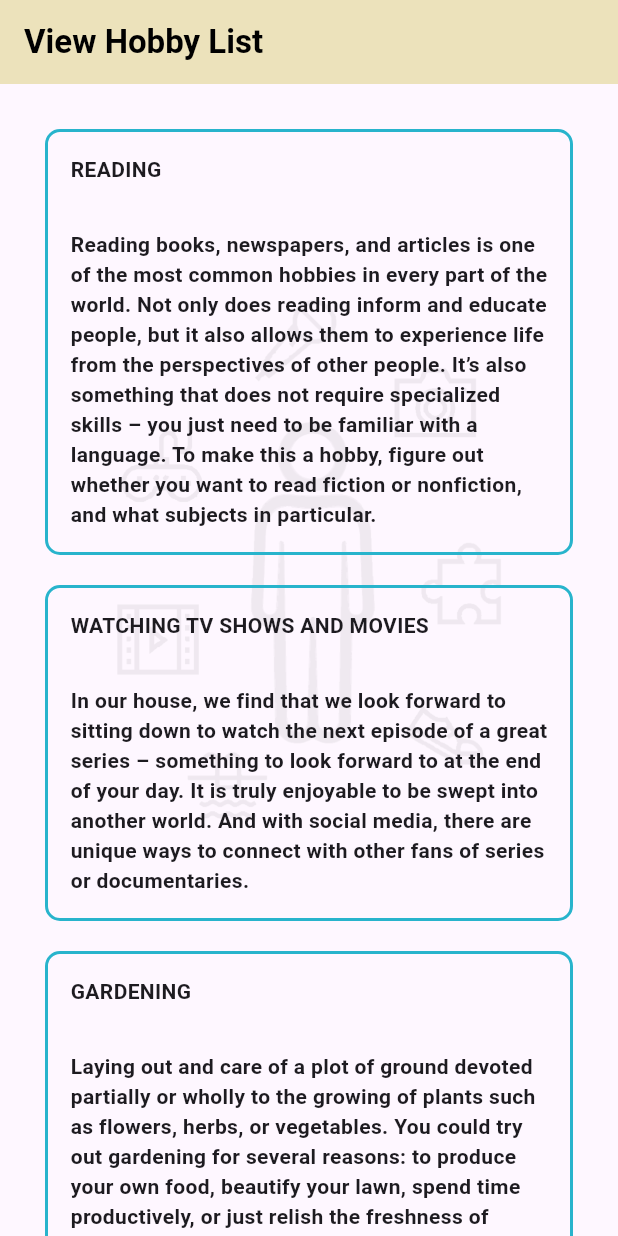
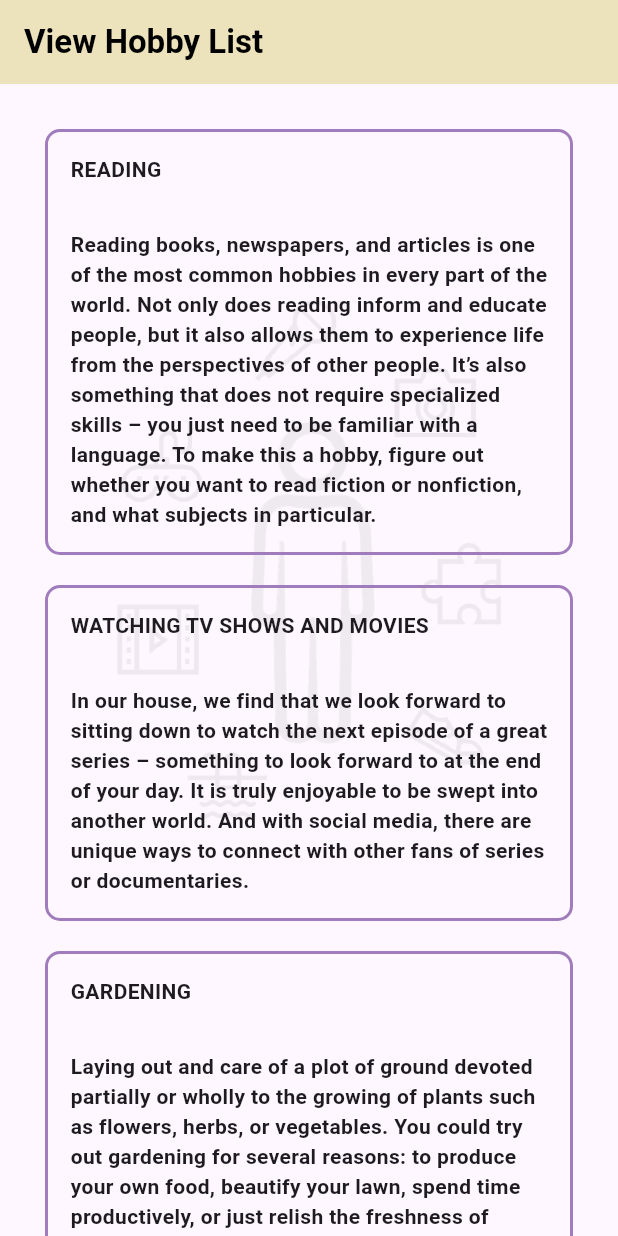
Before and after one commit to AnJasid/sports_picker, a Flutter app: the ViewScreen screen opened directly, on a phone screen of 412 x 824 dp. Run offline on Flutter 3.47's test engine with Material 3 defaults, Android fonts, the phone set to English and light mode, and no system bars; our stand-ins replace google_nav_bar.

Commit message:
update view screen

```diff
--- a/lib/screens/view_screen/hobby_item.dart
+++ b/lib/screens/view_screen/hobby_item.dart
@@ -16,7 +16,7 @@ class HobbyItem extends StatelessWidget {
       decoration: BoxDecoration(
         color: Colors.transparent,
         border: Border.all(
-          color: const Color(0xFF28b4cc),
+          color: const Color(0xFFa07cbc),
           width: 2.0,
         ),
         borderRadius: BorderRadius.circular(10),
```
